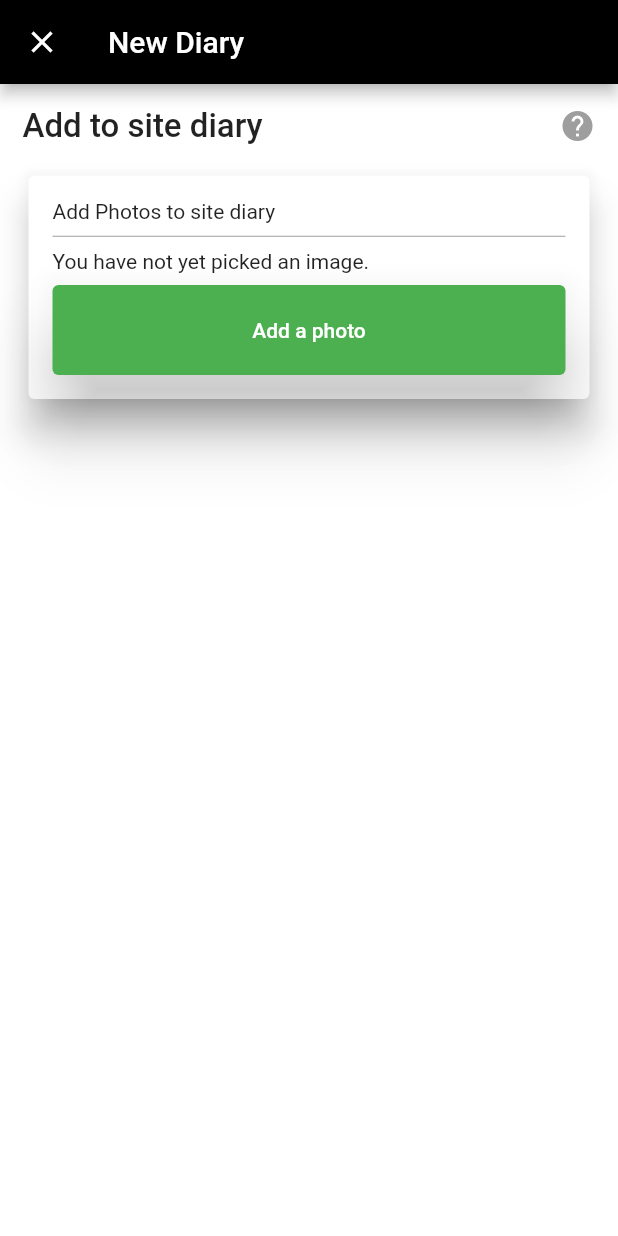
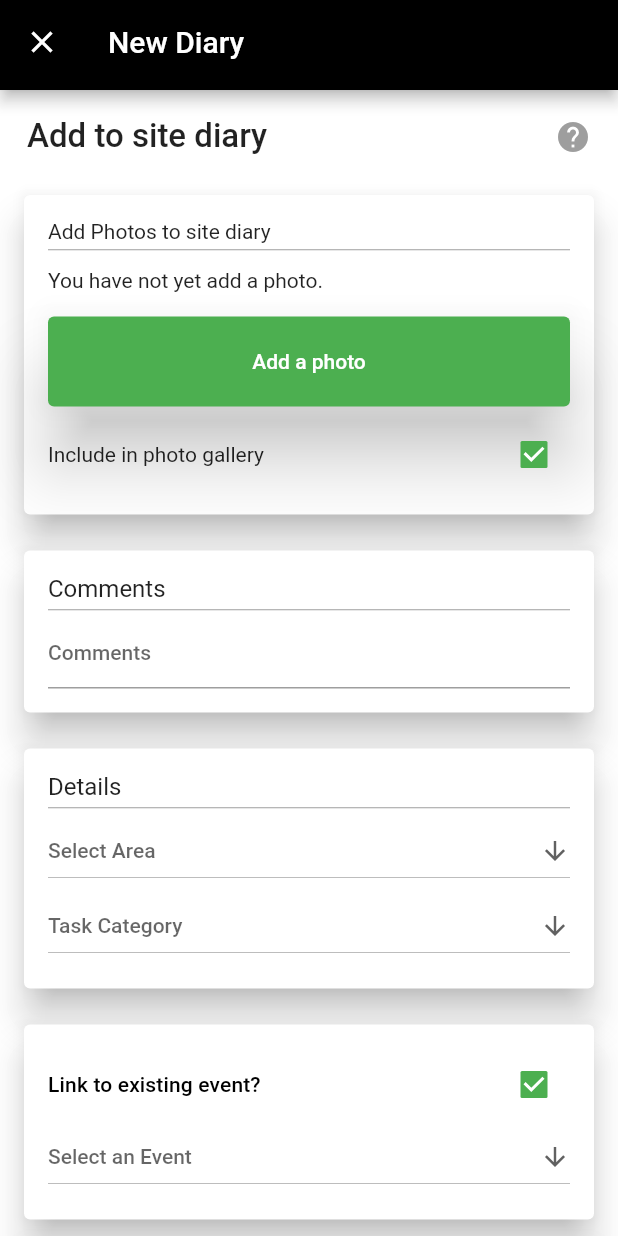
Before and after one commit to santiagobonessi/mp-construction-test, a Flutter app: the NewDiaryPage screen opened by its route, on a phone screen of 412 x 824 dp. Run offline on Flutter 3.47's test engine with Material 2 defaults, Android fonts, the phone set to English and light mode, and no system bars; our stand-ins replace image_picker.

Commit message:
Add create diary form and main functionality

```diff
--- a/lib/main.dart
+++ b/lib/main.dart
@@ -13,7 +13,7 @@ class MyApp extends StatelessWidget {
   @override
   Widget build(BuildContext context) {
     return MaterialApp(
-      title: 'Martin Pulgar App',
+      title: 'MP Construction App',
       theme: ThemeData(
         primarySwatch: Colors.green,
         scaffoldBackgroundColor: const Color(0xEDFFFFFF),
--- a/lib/pages/home_page.dart
+++ b/lib/pages/home_page.dart
@@ -1,6 +1,7 @@
 import 'package:flutter/material.dart';
 
 import './new_diary_page.dart';
+import '../widgets/app_bar.dart';
 import '../widgets/button.dart';
 
 class HomePage extends StatefulWidget {
@@ -18,10 +19,7 @@ class _HomePageState extends State<HomePage> {
   @override
   Widget build(BuildContext context) {
     return Scaffold(
-      appBar: AppBar(
-        title: Text(widget.title),
-        backgroundColor: Colors.black,
-      ),
+      appBar: const AppBarWidget(title: 'Martin Pulgar Construction'),
       body: Center(
         child: ButtonWidget(
           onPressed: () => Navigator.pushNamed(context, NewDiaryPage.routeName),
--- a/lib/pages/new_diary_page.dart
+++ b/lib/pages/new_diary_page.dart
@@ -2,8 +2,15 @@ import 'dart:io';
 
 import 'package:flutter/material.dart';
 import 'package:image_picker/image_picker.dart';
+import 'package:provider/provider.dart';
 
+import '../providers/diaries.dart';
+import '../providers/diary.dart';
+import '../widgets/app_bar.dart';
 import '../widgets/button.dart';
+import '../widgets/card.dart';
+import '../widgets/dropdown.dart';
+import '../widgets/input.dart';
 
 class NewDiaryPage extends StatefulWidget {
   static const routeName = '/new-diary';
@@ -15,14 +22,28 @@ class NewDiaryPage extends StatefulWidget {
 }
 
 class _NewDiaryPageState extends State<NewDiaryPage> {
+  final diaryForm = GlobalKey<FormState>();
+  Diary? diary;
   List<XFile>? _imageFileList;
+  TextEditingController comments = TextEditingController();
+  List<String> areas = ['Residential', 'Institutional', 'Rural'];
+  List<String> categories = ['Design', 'Planning', 'Arrangement'];
+  List<String> events = ['Construction', 'Development', 'Collapse', 'Flood'];
+  String? selectedArea;
+  String? selectedCategory;
+  String? selectedEvent;
+  bool isPhotoGalleryIncluded = true;
+  bool isEventLinked = true;
 
-  void pickImages() async {
-    final ImagePicker _picker = ImagePicker();
-    dynamic _pickImageError;
+  @override
+  void initState() {
+    super.initState();
+  }
 
+  void _pickImages() async {
+    final ImagePicker picker = ImagePicker();
     try {
-      final List<XFile>? pickedFileList = await _picker.pickMultiImage(
+      final List<XFile>? pickedFileList = await picker.pickMultiImage(
         maxWidth: 1000,
         maxHeight: 1000,
         imageQuality: 80,
@@ -32,20 +53,22 @@ class _NewDiaryPageState extends State<NewDiaryPage> {
       });
     } catch (e) {
       setState(() {
-        _pickImageError = e;
+        showErrorDialog();
       });
     }
   }
 
   Widget _previewImages() {
-    if (_imageFileList != null) {
+    if (_imageFileList != null && _imageFileList!.isNotEmpty) {
       return Container(
         height: 100,
         padding: const EdgeInsets.all(2.0),
         child: ListView.builder(
           scrollDirection: Axis.horizontal,
           itemBuilder: (BuildContext context, int index) {
-            return Container(
+            return Stack(
+              children: [
+                Container(
                   width: 100,
                   margin: const EdgeInsets.only(right: 10),
                   child: Image.file(
@@ -54,25 +77,102 @@ class _NewDiaryPageState extends State<NewDiaryPage> {
                       _imageFileList![index].path,
                     ),
                   ),
+                ),
+                Positioned(
+                  right: -2,
+                  top: -9,
+                  child: IconButton(
+                    icon: Icon(
+                      Icons.cancel,
+                      color: Colors.black.withOpacity(0.5),
+                      size: 22,
+                    ),
+                    onPressed: () => setState(() {
+                      _imageFileList!.removeAt(index);
+                    }),
+                  ),
+                ),
+              ],
             );
           },
           itemCount: _imageFileList!.length,
         ),
       );
     } else {
-      return const Text(
-        'You have not yet picked an image.',
-        textAlign: TextAlign.center,
+      return const Padding(
+        padding: EdgeInsets.symmetric(vertical: 8.0),
+        child: Text('You have not yet add a photo.'),
       );
     }
+  }
+
+  List<Widget> _buildDivider() {
+    return [
+      const SizedBox(height: 4),
+      const Divider(height: 1.0, color: Colors.grey),
+      const SizedBox(height: 4),
+    ];
+  }
+
+  void _selectArea(String value) {
+    setState(() {
+      selectedArea = value;
+    });
+  }
+
+  void _selectCategory(String value) {
+    setState(() {
+      selectedCategory = value;
+    });
+  }
+
+  void _selectEvent(String value) {
+    setState(() {
+      selectedEvent = value;
+    });
+  }
+
+  void _createDiary() async {
+    // CHECK VALIDATIONS AND CREATE A NEW DIARY
+    if (diaryForm.currentState!.validate()) {
+      final newDiary = Diary(
+        photos: _imageFileList,
+        comments: comments.text,
+        area: selectedArea,
+        category: selectedCategory,
+        event: selectedEvent,
+        isPhotoGalleryIncluded: isPhotoGalleryIncluded,
+      );
+      final diariessData = Provider.of<Diaries>(context, listen: false);
+      try {
+        await diariessData.createDiary(newDiary);
+      } catch (error) {
+        showErrorDialog();
+      }
+    }
+  }
+
+  void showErrorDialog() async {
+    await showDialog(
+      context: context,
+      builder: (context) => AlertDialog(
+        title: const Text('An error ocurred!'),
+        content: const Text('Something went wrong.'),
+        actions: [
+          ElevatedButton(
+            child: const Text('Okay'),
+            onPressed: () => Navigator.of(context).pop(),
+          ),
+        ],
+      ),
+    );
   }
 
   @override
   Widget build(BuildContext context) {
     return Scaffold(
-      appBar: AppBar(
-        title: const Text('New Diary'),
-        backgroundColor: Colors.black,
+      appBar: AppBarWidget(
+        title: 'New Diary',
         leading: IconButton(
           onPressed: () => Navigator.of(context).pop(),
           icon: const Icon(Icons.close),
@@ -80,49 +180,118 @@ class _NewDiaryPageState extends State<NewDiaryPage> {
       ),
       body: SingleChildScrollView(
         child: Padding(
-          padding: const EdgeInsets.all(15.0),
+          padding: const EdgeInsets.all(12.0),
+          child: Form(
+            key: diaryForm,
             child: Column(
               children: [
-              Row(
+                Padding(
+                  padding: const EdgeInsets.all(6.0),
+                  child: Row(
                     mainAxisAlignment: MainAxisAlignment.spaceBetween,
-                children: [
-                  const Text(
+                    children: const [
+                      Text(
                         'Add to site diary',
                         style: TextStyle(
                           fontSize: 22,
                           fontWeight: FontWeight.w500,
                         ),
                       ),
-                  const Icon(
+                      Icon(
                         Icons.help,
                         color: Colors.grey,
                       ),
                     ],
                   ),
+                ),
                 const SizedBox(height: 16.0),
-              Card(
-                elevation: 10,
-                child: Padding(
-                  padding: const EdgeInsets.all(16.0),
-                  child: Column(
-                    crossAxisAlignment: CrossAxisAlignment.start,
+                CardWidget(
                   children: [
                     const Text('Add Photos to site diary'),
-                      const SizedBox(height: 8.0),
-                      const Divider(height: 1.0, color: Colors.grey),
-                      const SizedBox(height: 8.0),
+                    ..._buildDivider(),
                     _previewImages(),
                     const SizedBox(height: 8.0),
                     ButtonWidget(
-                        onPressed: () => pickImages(),
+                      onPressed: () => _pickImages(),
                       title: 'Add a photo',
+                    ),
+                    const SizedBox(height: 8.0),
+                    Row(
+                      mainAxisAlignment: MainAxisAlignment.spaceBetween,
+                      children: [
+                        const Text('Include in photo gallery'),
+                        Checkbox(
+                          value: isPhotoGalleryIncluded,
+                          onChanged: (value) => setState(() {
+                            isPhotoGalleryIncluded = value!;
+                          }),
                         ),
                       ],
                     ),
-                ),
+                  ],
                 ),
                 const SizedBox(height: 16.0),
+                CardWidget(
+                  children: [
+                    Text('Comments', style: Theme.of(context).textTheme.subtitle1),
+                    ..._buildDivider(),
+                    InputWidget(
+                      placeholder: 'Comments',
+                      controller: comments,
+                    ),
                   ],
+                ),
+                const SizedBox(height: 16.0),
+                CardWidget(
+                  children: [
+                    Text('Details', style: Theme.of(context).textTheme.subtitle1),
+                    ..._buildDivider(),
+                    DropdownWidget(
+                      placeholder: 'Select Area',
+                      elements: areas,
+                      selectedValue: selectedArea,
+                      callback: _selectArea,
+                    ),
+                    DropdownWidget(
+                      placeholder: 'Task Category',
+                      elements: categories,
+                      selectedValue: selectedCategory,
+                      callback: _selectCategory,
+                    ),
+                  ],
+                ),
+                const SizedBox(height: 16.0),
+                CardWidget(
+                  children: [
+                    Row(
+                      mainAxisAlignment: MainAxisAlignment.spaceBetween,
+                      children: [
+                        Text('Link to existing event?', style: Theme.of(context).textTheme.subtitle2),
+                        Checkbox(
+                          value: isEventLinked,
+                          onChanged: (value) => setState(() {
+                            isEventLinked = value!;
+                          }),
+                        ),
+                      ],
+                    ),
+                    DropdownWidget(
+                      placeholder: 'Select an Event',
+                      elements: events,
+                      selectedValue: selectedEvent,
+                      callback: _selectEvent,
+                      isDisabled: !isEventLinked,
+                    ),
+                  ],
+                ),
+                const SizedBox(height: 16.0),
+                ButtonWidget(
+                  title: 'Next',
+                  padding: const EdgeInsets.symmetric(horizontal: 4.0),
+                  onPressed: _createDiary,
+                ),
+              ],
+            ),
           ),
         ),
       ),
--- /dev/null
+++ b/lib/providers/diaries.dart
@@ -0,0 +1,33 @@
+import 'dart:convert';
+
+import 'package:flutter/material.dart';
+import 'package:http/http.dart' as http;
+
+import './diary.dart';
+
+class Diaries with ChangeNotifier {
+  Diaries(this._items);
+
+  List<Diary> _items = [];
+
+  List<Diary> get items {
+    return [..._items];
+  }
+
+  Future<void> createDiary(Diary newDiary) async {
+    final url = Uri.parse('https://reqres.in/');
+    try {
+      final response = await http.post(
+        url,
+        body: json.encode(newDiary),
+      );
+      if (response.statusCode >= 400) {
+        // SUCCESSFUL CREATION, ADD TO ITEMS LIST AND NOTIFY LISTENERS
+        _items.add(newDiary);
+        notifyListeners();
+      }
+    } catch (error) {
+      print(error);
+    }
+  }
+}
--- /dev/null
+++ b/lib/providers/diary.dart
@@ -0,0 +1,26 @@
+import 'package:flutter/material.dart';
+import 'package:image_picker/image_picker.dart';
+
+class Diary with ChangeNotifier {
+  final String? id;
+  final List<XFile>? photos;
+  final String? comments;
+  final DateTime? date;
+  final String? area;
+  final String? category;
+  final List<String>? tags;
+  final String? event;
+  final bool? isPhotoGalleryIncluded;
+
+  Diary({
+    this.id,
+    this.photos,
+    this.comments,
+    this.date,
+    this.area,
+    this.category,
+    this.tags,
+    this.event,
+    this.isPhotoGalleryIncluded,
+  });
+}
--- /dev/null
+++ b/lib/widgets/app_bar.dart
@@ -0,0 +1,24 @@
+import 'package:flutter/material.dart';
+
+class AppBarWidget extends StatelessWidget implements PreferredSizeWidget {
+  const AppBarWidget({
+    Key? key,
+    required this.title,
+    this.leading,
+  }) : super(key: key);
+
+  final String title;
+  final Widget? leading;
+
+  @override
+  Size get preferredSize => const Size.fromHeight(60);
+
+  @override
+  Widget build(BuildContext context) {
+    return AppBar(
+      title: Text(title),
+      backgroundColor: Colors.black,
+      leading: leading,
+    );
+  }
+}
--- a/lib/widgets/button.dart
+++ b/lib/widgets/button.dart
@@ -1,7 +1,12 @@
 import 'package:flutter/material.dart';
 
 class ButtonWidget extends StatelessWidget {
-  const ButtonWidget({Key? key, required this.onPressed, required this.title, this.padding}) : super(key: key);
+  const ButtonWidget({
+    Key? key,
+    required this.onPressed,
+    required this.title,
+    this.padding,
+  }) : super(key: key);
 
   final GestureTapCallback onPressed;
   final String title;
--- /dev/null
+++ b/lib/widgets/card.dart
@@ -0,0 +1,21 @@
+import 'package:flutter/material.dart';
+
+class CardWidget extends StatelessWidget {
+  const CardWidget({Key? key, required this.children}) : super(key: key);
+
+  final List<Widget> children;
+
+  @override
+  Widget build(BuildContext context) {
+    return Card(
+      elevation: 10,
+      child: Padding(
+        padding: const EdgeInsets.all(16.0),
+        child: Column(
+          crossAxisAlignment: CrossAxisAlignment.start,
+          children: children,
+        ),
+      ),
+    );
+  }
+}
--- /dev/null
+++ b/lib/widgets/dropdown.dart
@@ -0,0 +1,57 @@
+import 'package:flutter/material.dart';
+
+class DropdownWidget extends StatelessWidget {
+  const DropdownWidget({
+    Key? key,
+    required this.placeholder,
+    required this.elements,
+    this.selectedValue,
+    this.callback,
+    this.isDisabled,
+  }) : super(key: key);
+
+  final String placeholder;
+  final List<String> elements;
+  final String? selectedValue;
+  final dynamic callback;
+  final bool? isDisabled;
+
+  @override
+  Widget build(BuildContext context) {
+    return Column(
+      crossAxisAlignment: CrossAxisAlignment.start,
+      children: [
+        Row(
+          mainAxisAlignment: MainAxisAlignment.center,
+          crossAxisAlignment: CrossAxisAlignment.center,
+          children: [
+            Expanded(
+              child: SizedBox(
+                height: 50,
+                child: DropdownButton(
+                  isExpanded: true,
+                  icon: const Icon(Icons.arrow_downward),
+                  iconSize: 20,
+                  hint: Text(placeholder),
+                  style: Theme.of(context).textTheme.bodyText1,
+                  value: selectedValue,
+                  items: elements.map((element) {
+                    return DropdownMenuItem<String>(
+                      value: element,
+                      child: Text(element),
+                    );
+                  }).toList(),
+                  onChanged: (isDisabled != null && isDisabled == true)
+                      ? null
+                      : (selectedItem) {
+                          callback(selectedItem);
+                        },
+                ),
+              ),
+            ),
+          ],
+        )
+      ],
+    );
+  }
+}
--- /dev/null
+++ b/lib/widgets/input.dart
@@ -0,0 +1,31 @@
+import 'package:flutter/material.dart';
+
+class InputWidget extends StatelessWidget {
+  const InputWidget({
+    Key? key,
+    required this.placeholder,
+    required this.controller,
+    this.validator,
+    this.tapFunction,
+  }) : super(key: key);
+
+  final String placeholder;
+  final TextEditingController controller;
+  final String? Function(String?)? validator;
+  final dynamic tapFunction;
+
+  @override
+  Widget build(BuildContext context) {
+    return TextFormField(
+      validator: validator,
+      style: Theme.of(context).textTheme.bodyText1,
+      decoration: InputDecoration(
+        hintText: placeholder,
+      ),
+      keyboardType: TextInputType.text,
+      keyboardAppearance: Brightness.light,
+      controller: controller,
+      onTap: tapFunction,
+    );
+  }
+}
--- a/pubspec.yaml
+++ b/pubspec.yaml
@@ -34,6 +34,8 @@ dependencies:
   # Use with the CupertinoIcons class for iOS style icons.
   cupertino_icons: ^1.0.2
   image_picker: ^0.8.5+3
+  provider: ^6.0.3
+  http: ^0.13.4
 
 dev_dependencies:
   flutter_test:
```
Also changed, not shown: pubspec.lock. Lines whose indentation alone changed are shown as unchanged.
